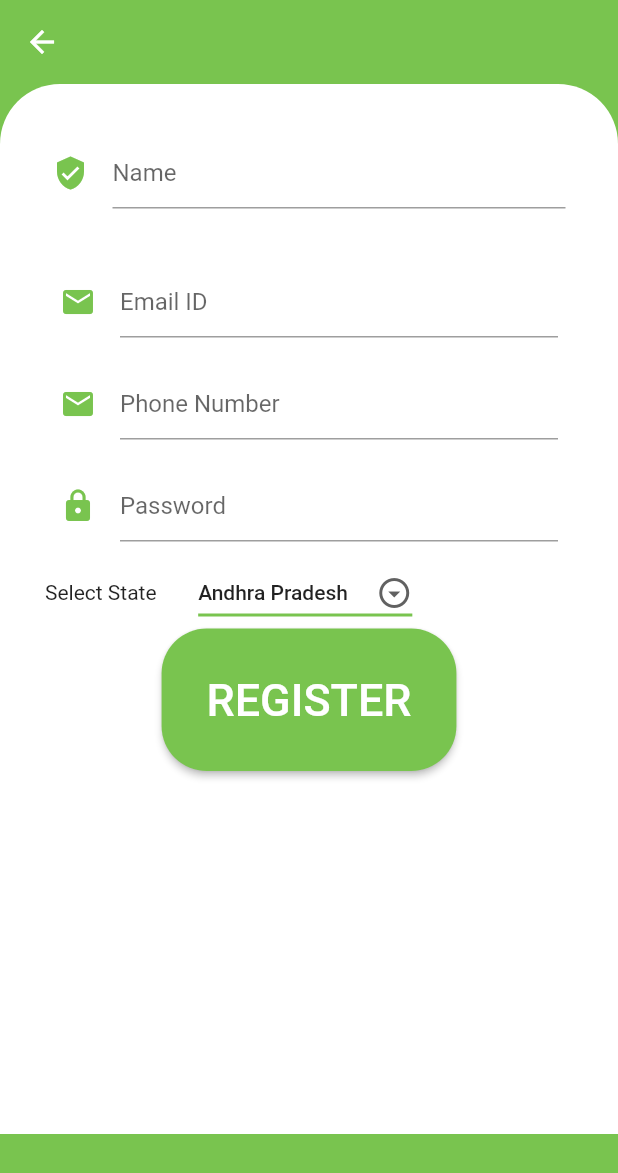
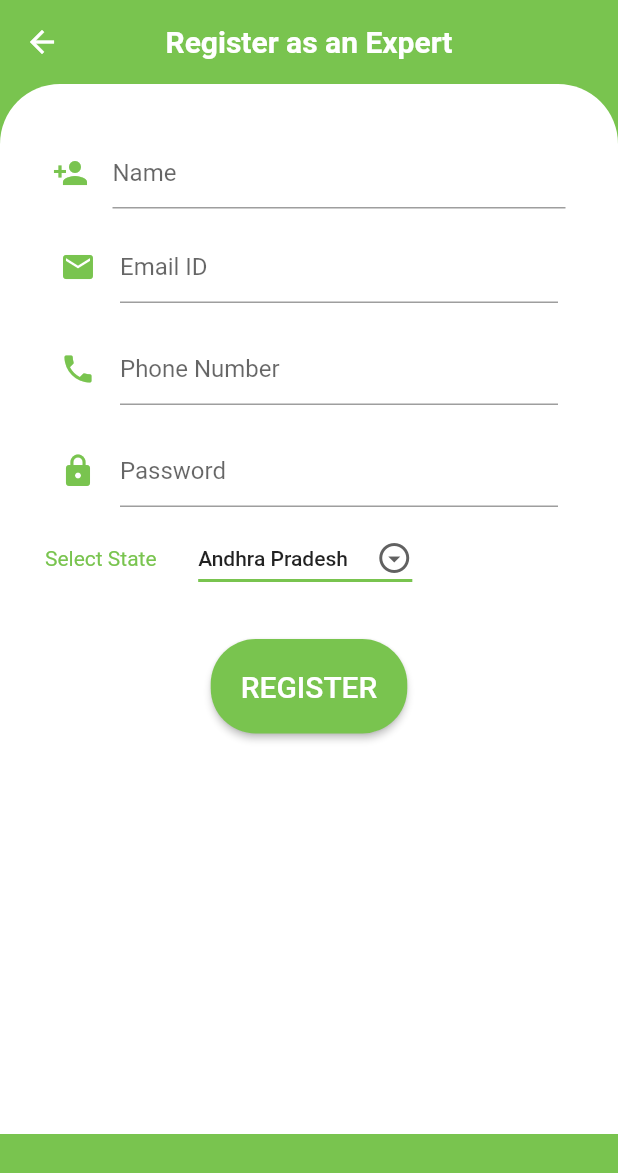
Before and after one commit to Version-beta-4-11/Beta11_Chirkuts, a Flutter app: the RegisterPage screen opened directly with empty values, on a phone screen of 412 x 824 dp. Shown: the top 1173 px of the screen. Run offline on Flutter 3.47's test engine with Material 2 defaults, Android fonts, the phone set to English and light mode, and no system bars; our stand-ins replace cloud_firestore, firebase_auth, firebase_core, flutter_spinkit, flutter_tts, font_awesome_flutter and 2 more; missing offline and left inert: translator; accounts and stored records are empty; Roboto replaces fonts that are missing (GlacialIndifference).

Commit message:
minor changes in the ui of the application

```diff
--- a/app/kisan_seva/lib/main.dart
+++ b/app/kisan_seva/lib/main.dart
@@ -15,6 +15,7 @@ class MyApp extends StatelessWidget {
   @override
   Widget build(BuildContext context) {
     return MaterialApp(
+      color: Color(0xFF79C44F),
       debugShowCheckedModeBanner: false,
       home: Splash(),
     );
--- a/app/kisan_seva/lib/navigation/tts.dart
+++ b/app/kisan_seva/lib/navigation/tts.dart
@@ -23,7 +23,7 @@ class _tts extends State<tts> {
   var output;
 
   String? _newVoiceText =
-      "Wikis are enabled by wiki software, otherwise known as wiki engines. A wiki engine, being a form of a content management system, differs from other web-based systems such as blog software, in that the content is created without any defined owner or leader, and wikis have little inherent structure, allowing structure to emerge according to the needs of the users.[1] Wiki engines usually allow content to be written using a simplified markup language and sometimes edited with the help of a rich-text editor.[2] There are dozens of different wiki engines in use, both standalone and part of other software, such as bug tracking systems. Some wiki engines are open source, whereas others are proprietary. Some permit control over different functions (levels of access); for example, editing rights may permit changing, adding, or removing material. Others may permit access without enforcing access control. Other rules may be imposed to organize content.";
+      "If you are a farm expert then do register yourselves to help farmers else if you are a farmer then continue using the app. The contact experts button will help you to get the list of all agricultural experts with their phone numbers . The button with a question mark will help you to navigate to various tabs on the app. The weather icon button on bottom tab will give weather forecast for the upcoming week and the audio icon will give instructions on how to use the app in language of your choice.";
   String lan = "hi";
   TtsState ttsState = TtsState.stopped;
 
--- a/app/kisan_seva/lib/screens/about.dart
+++ b/app/kisan_seva/lib/screens/about.dart
@@ -19,7 +19,7 @@ class AboutPage extends StatelessWidget {
         ),
       ),
       body: Container(
-        padding: EdgeInsets.all(15),
+        padding: EdgeInsets.all(30),
         decoration: BoxDecoration(
                 gradient: LinearGradient(
                   colors: <Color>[
@@ -40,11 +40,11 @@ class AboutPage extends StatelessWidget {
               ),
         margin: EdgeInsets.all(25),
         //color: Color(0xFFFFDAE0),
-        child: Text("S.H.E. allows the privileged group of people to come together to help out the women who do not have the luxury or rather the necessity of a sanitary menstrual cycle. Through S.H.E. donors or volunteers can come forward and bring about a change in the lives of the much affected rural women and help them out by donating sanitary pads, tampons or menstrual cups so that they too can live a healthy and happy life.",
+        child: Text("KISAN SEVA helps farmers to get early weather warnings , advice on what and when to grow crops by agricultural experts and also get filtered information on crop rates and various crops that can be grown on a particular soil in a particular weather.",
           style: TextStyle(
             fontSize: 27,
             fontFamily: 'GlacialIndifference',
-            color: Color(0xFF79C44F)
+            color: Colors.black
           ),
           textAlign: TextAlign.center,
         ),
--- a/app/kisan_seva/lib/screens/expert_list.dart
+++ b/app/kisan_seva/lib/screens/expert_list.dart
@@ -53,8 +53,8 @@ class _ExpertPageState extends State<ExpertPage> {
         centerTitle: true,
         backgroundColor: Colors.transparent,
         title: Text(
-          "Expert's Phone Number",
-          textAlign: TextAlign.center,
+          "Expert's Phone No. Statewise",
+          textAlign: TextAlign.left,
           style: TextStyle(
             fontSize: 20.0,
             fontFamily: "GlacialIndifference",
--- a/app/kisan_seva/lib/screens/landing_page_final.dart
+++ b/app/kisan_seva/lib/screens/landing_page_final.dart
@@ -36,6 +36,7 @@ class _MainScreenState extends State<MainScreen> {
         return isFirstRouteInCurrentTab;
       },
       child: Scaffold(
+
         backgroundColor: Colors.white,
         bottomNavigationBar: BottomNavigationBar(
           currentIndex: _selectedIndex,
--- a/app/kisan_seva/lib/screens/register.dart
+++ b/app/kisan_seva/lib/screens/register.dart
@@ -130,10 +130,10 @@ class _RegisterPageState extends State<RegisterPage> {
         centerTitle: true,
         backgroundColor: Colors.transparent,
         title: Text(
-          "",
+          "Register as an Expert",
           textAlign: TextAlign.center,
           style: TextStyle(
-            fontSize: 50.0,
+            fontSize: 20.0,
             fontFamily: 'GlacialIndifference',
             color: Colors.white,
             fontWeight: FontWeight.bold
@@ -163,7 +163,7 @@ class _RegisterPageState extends State<RegisterPage> {
                           decoration: InputDecoration(
                             hintText: 'Name',
                             icon: Icon(
-                              Icons.verified_user,
+                              Icons.person_add,
                               color: Color(0xFF79C44F),
                             ),
                           ),
@@ -201,14 +201,7 @@ class _RegisterPageState extends State<RegisterPage> {
                             //   ),
                             // ),
 
-                            Text(
-                              _selectedg,
-                              style: TextStyle(
-                                fontWeight: FontWeight.bold,
-                                fontSize: 20.0,
-                                color: Color(0xFFFF748C),
-                              ),
-                            ),
+
                       Padding(
                         padding: const EdgeInsets.all(10.0),
                         child: TextField(
@@ -231,7 +224,7 @@ class _RegisterPageState extends State<RegisterPage> {
                           decoration: InputDecoration(
                             hintText: 'Phone Number',
                             icon: Icon(
-                              Icons.email,
+                              Icons.phone,
                               color: Color(0xFF79C44F),
                             ),
                           ),
@@ -259,7 +252,7 @@ class _RegisterPageState extends State<RegisterPage> {
                       ),
                       Row(
                   children: [
-                    Text("Select State        "),
+                    Text("Select State        ",style:TextStyle(color:  Color(0xFF79C44F)),),
                     DropdownButton<String>(
       value: _state,
       icon: const Icon(Icons.arrow_drop_down_circle_outlined),
@@ -343,16 +336,19 @@ class _RegisterPageState extends State<RegisterPage> {
                       // ),
 
                       // ignore: deprecated_member_use
+                      SizedBox(
+                                height: 30.0,
+                              ),
                       RaisedButton(
                         onPressed: () => validate_submit(context),
                         textColor: Colors.white,
-                        padding: EdgeInsets.all(30),
+                        padding: EdgeInsets.all(20),
                         color: Color(0xFF79C44F),
                         child: Text("REGISTER",
                           textAlign: TextAlign.center,
                           style: TextStyle(
                               fontFamily: 'GlacialIndifference',
-                              fontSize: 30
+                              fontSize: 20
                           ),
                         ),
 
--- a/app/kisan_seva/pubspec.yaml
+++ b/app/kisan_seva/pubspec.yaml
@@ -44,10 +44,15 @@ dependencies:
   flutter_tts: ^3.2.1
   translator: ^0.1.5
   webview_flutter: ^0.1.1
+  flutter_launcher_icons: ^0.9.2
 
 dev_dependencies:
   flutter_test:
     sdk: flutter
+flutter_icons:
+  android: "launcher_icon"
+  ios: true
+  image_path: "images/logo.png"
 
   # The "flutter_lints" package below contains a set of recommended lints to
   # encourage good coding practices. The lint set provided by the package is
```
Also changed, not shown: app/kisan_seva/lib/navigation/home_page.dart (+4 -3 lines), app/kisan_seva/lib/screens/landing_page.dart (+10 -4 lines), app/kisan_seva/images/logo.png (added), app/kisan_seva/pubspec.lock, 22 other files.
